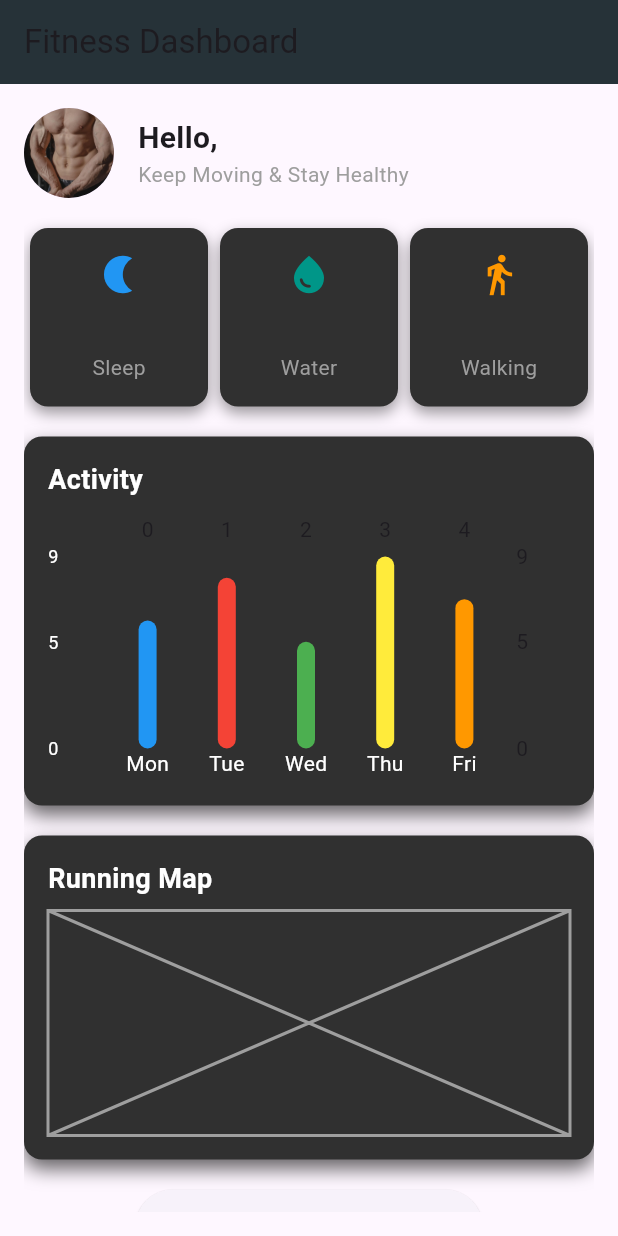
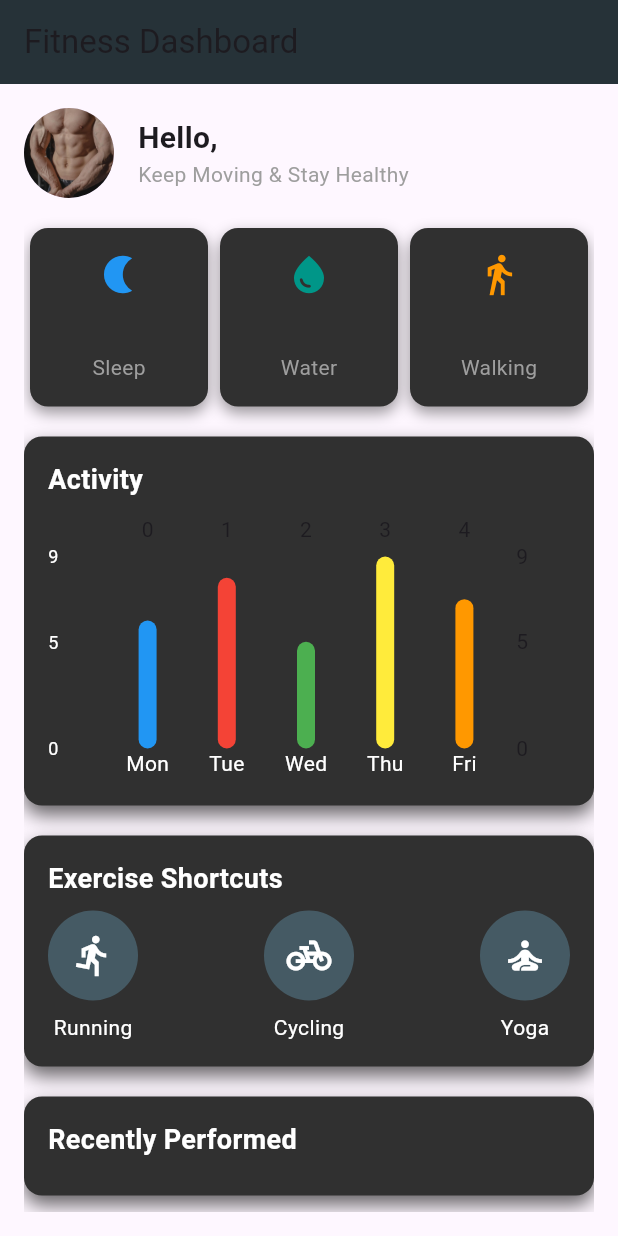
Before and after one commit to karanbhatia26/TE_mini_project, a Flutter app: the FitnessDashboard screen opened directly, on a phone screen of 412 x 824 dp. Run offline on Flutter 3.47's test engine with Material 3 defaults, Android fonts, the light colour scheme and no system bars; drawn by our look-alikes of fl_chart; our stand-ins replace animated_text_kit, cloud_firestore, dio, firebase_auth, firebase_core, font_awesome_flutter and 1 more; missing offline and left inert: dart:html, dart:ui_web; accounts and stored records are empty.

Commit message:
UI update 2.0
added images for arm workout, bicep workout. fixed png file on front page and edited dashboard

```diff
--- a/my_flutter/lib/dashboard.dart
+++ b/my_flutter/lib/dashboard.dart
@@ -183,7 +183,7 @@ class _FitnessDashboardState extends State<FitnessDashboard> {
             ),
             const SizedBox(height: 20),
 
-            // Map Section (Placeholder for now)
+            // Exercise Shortcuts Section
             Container(
               padding: const EdgeInsets.all(16),
               decoration: BoxDecoration(
@@ -197,16 +197,64 @@ class _FitnessDashboardState extends State<FitnessDashboard> {
                   ),
                 ],
               ),
-              child: const Column(
+              child: Column(
                 crossAxisAlignment: CrossAxisAlignment.start,
                 children: [
-                  Text('Running Map',
+                  const Text('Exercise Shortcuts',
                       style: TextStyle(
                           fontSize: 18,
                           fontWeight: FontWeight.bold,
                           color: Colors.white)),
-                  SizedBox(height: 8),
-                  Placeholder(fallbackHeight: 150, color: Colors.grey),
+                  const SizedBox(height: 8),
+                  Row(
+                    mainAxisAlignment: MainAxisAlignment.spaceBetween,
+                    children: [
+                      exerciseShortcut('Running', Icons.directions_run),
+                      exerciseShortcut('Cycling', Icons.pedal_bike),
+                      exerciseShortcut('Yoga', Icons.self_improvement),
+                    ],
+                  ),
+                ],
+              ),
+            ),
+            const SizedBox(height: 20),
+
+            // Recently Performed Section
+            Container(
+              padding: const EdgeInsets.all(16),
+              decoration: BoxDecoration(
+                color: Colors.grey[850],
+                borderRadius: BorderRadius.circular(12),
+                boxShadow: [
+                  BoxShadow(
+                    color: Colors.black.withOpacity(0.6),
+                    blurRadius: 10,
+                    offset: const Offset(0, 6),
+                  ),
+                ],
+              ),
+              child: Column(
+                crossAxisAlignment: CrossAxisAlignment.start,
+                children: [
+                  const Text('Recently Performed',
+                      style: TextStyle(
+                          fontSize: 18,
+                          fontWeight: FontWeight.bold,
+                          color: Colors.white)),
+                  const SizedBox(height: 8),
+                  ListView.builder(
+                    shrinkWrap: true,
+                    itemCount: currentData['recentExercises']?.length ?? 0,
+                    itemBuilder: (context, index) {
+                      final exercise = currentData['recentExercises'][index];
+                      return ListTile(
+                        title: Text(exercise['name'],
+                            style: const TextStyle(color: Colors.white)),
+                        subtitle: Text(exercise['date'],
+                            style: const TextStyle(color: Colors.grey)),
+                      );
+                    },
+                  ),
                 ],
               ),
             ),
@@ -278,6 +326,25 @@ class _FitnessDashboardState extends State<FitnessDashboard> {
             ],
           ),
         ),
+      ),
+    );
+  }
+
+  Widget exerciseShortcut(String label, IconData icon) {
+    return GestureDetector(
+      onTap: () {
+        // Handle exercise shortcut tap
+      },
+      child: Column(
+        children: [
+          CircleAvatar(
+            backgroundColor: Colors.blueGrey[700],
+            radius: 30,
+            child: Icon(icon, color: Colors.white, size: 30),
+          ),
+          const SizedBox(height: 8),
+          Text(label, style: const TextStyle(color: Colors.white)),
+        ],
       ),
     );
   }
--- a/my_flutter/pubspec.yaml
+++ b/my_flutter/pubspec.yaml
@@ -76,6 +76,10 @@ flutter:
     - assets/videos/videoplayback.mp4
     - assets/videos/gym_background.mp4
     - assets/videos/gym_signup_background.mp4
+    - assets/arms.jpeg
+    - assets/bicep.jpeg
+    - assets/tricep.jpeg
+    - assets/cardio.jpeg
 
   # To add assets to your application, add an assets section, like this:
   # assets:
```
Also changed, not shown: my_flutter/lib/arms_workout.dart (+10 -3 lines), my_flutter/lib/workout_page.dart (+22 -3 lines), my_flutter/assets/arms.jpeg (added), my_flutter/assets/bicep.jpeg, my_flutter/assets/gym_people.png, my_flutter/pubspec.lock.
